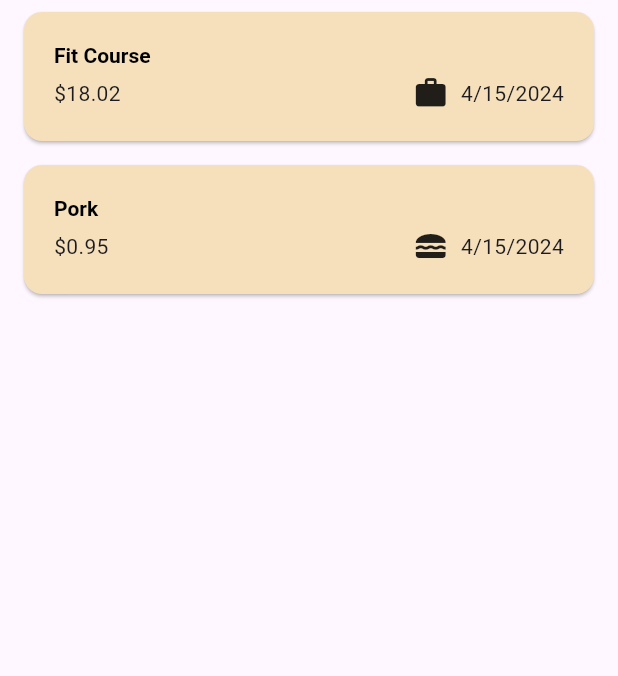
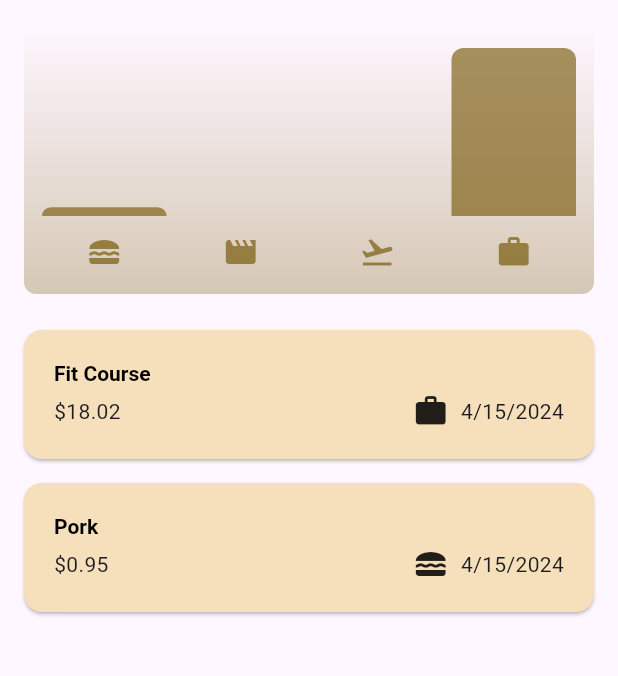
Before and after one commit to hyak4j/ExpenseTracker, a Flutter app: the screen it shows after launch, on a phone screen of 412 x 824 dp, the part 114-790 px from its top. Run offline on Flutter 3.47's test engine with Material 3 defaults, Android fonts, the phone set to English and light mode, and no system bars.

Commit message:
feat: 記帳總額分類圖表呈現

```diff
--- a/lib/model/expense_model.dart
+++ b/lib/model/expense_model.dart
@@ -33,3 +33,28 @@ class ExpenseModel {
     return formatter.format(date);
   }
 }
+
+class ExpenseBucket {
+  const ExpenseBucket({
+    required this.expenseCategory,
+    required this.expenses
+  });
+
+  // 過濾資料
+  ExpenseBucket.forCategory(List<ExpenseModel> allExpenses, this.expenseCategory)
+  : expenses = allExpenses
+              .where((expense) => expense.category == expenseCategory)
+              .toList();
+
+  final ExpenseCategory expenseCategory;
+  final List<ExpenseModel> expenses;
+
+  double get totalExpenses {
+    // 計算總額
+    double sum = 0;
+    for(final expense in expenses) {
+      sum += expense.amount;
+    }
+    return sum;
+  }
+}
--- a/lib/view/expenses_screen.dart
+++ b/lib/view/expenses_screen.dart
@@ -1,4 +1,5 @@
 import 'package:expense_tracker/view/new_expenses_screen.dart';
+import 'package:expense_tracker/widgets/chart/chart.dart';
 import 'package:expense_tracker/widgets/expenses_list/expenses_list.dart';
 import 'package:flutter/material.dart';
 import 'package:expense_tracker/model/expense_model.dart';
@@ -89,6 +90,7 @@ class _ExpensesScreenState extends State<ExpensesScreen> {
       body: Column(
         children: [
           const Text('The Chart'),
+          Chart(expenses: _registeredExpenses),
           Expanded(
             child: mainContent
           ),
--- /dev/null
+++ b/lib/widgets/chart/chart.dart
@@ -0,0 +1,95 @@
+import 'package:flutter/material.dart';
+
+import 'package:expense_tracker/widgets/chart/chart_bar.dart';
+import 'package:expense_tracker/model/expense_model.dart';
+
+class Chart extends StatelessWidget {
+  const Chart({super.key, required this.expenses});
+
+  final List<ExpenseModel> expenses;
+
+  List<ExpenseBucket> get buckets {
+    return [
+      ExpenseBucket.forCategory(expenses, ExpenseCategory.food),
+      ExpenseBucket.forCategory(expenses, ExpenseCategory.leisure),
+      ExpenseBucket.forCategory(expenses, ExpenseCategory.travel),
+      ExpenseBucket.forCategory(expenses, ExpenseCategory.work),
+    ];
+  }
+
+  double get maxTotalExpense {
+    double maxTotalExpense = 0;
+
+    for (final bucket in buckets) {
+      if (bucket.totalExpenses > maxTotalExpense) {
+        maxTotalExpense = bucket.totalExpenses;
+      }
+    }
+
+    return maxTotalExpense;
+  }
+
+  @override
+  Widget build(BuildContext context) {
+    final isDarkMode =
+        MediaQuery.of(context).platformBrightness == Brightness.dark;
+    return Container(
+      margin: const EdgeInsets.all(16),
+      padding: const EdgeInsets.symmetric(
+        vertical: 16,
+        horizontal: 8,
+      ),
+      width: double.infinity,
+      height: 180,
+      decoration: BoxDecoration(
+        borderRadius: BorderRadius.circular(8),
+        gradient: LinearGradient(
+          colors: [
+            Theme.of(context).colorScheme.primary.withOpacity(0.3),
+            Theme.of(context).colorScheme.primary.withOpacity(0.0)
+          ],
+          begin: Alignment.bottomCenter,
+          end: Alignment.topCenter,
+        ),
+      ),
+      child: Column(
+        children: [
+          Expanded(
+            child: Row(
+              crossAxisAlignment: CrossAxisAlignment.end,
+              children: [
+                for (final bucket in buckets) // alternative to map()
+                  ChartBar(
+                    fill: bucket.totalExpenses == 0
+                        ? 0
+                        : bucket.totalExpenses / maxTotalExpense,
+                  )
+              ],
+            ),
+          ),
+          const SizedBox(height: 12),
+          Row(
+            children: buckets
+                .map(
+                  (bucket) => Expanded(
+                    child: Padding(
+                      padding: const EdgeInsets.symmetric(horizontal: 4),
+                      child: Icon(
+                        categoryIcons[bucket.expenseCategory],
+                        color: isDarkMode
+                            ? Theme.of(context).colorScheme.secondary
+                            : Theme.of(context)
+                                .colorScheme
+                                .primary
+                                .withOpacity(0.7),
+                      ),
+                    ),
+                  ),
+                )
+                .toList(),
+          )
+        ],
+      ),
+    );
+  }
+}
--- /dev/null
+++ b/lib/widgets/chart/chart_bar.dart
@@ -0,0 +1,34 @@
+import 'package:flutter/material.dart';
+
+class ChartBar extends StatelessWidget {
+  const ChartBar({
+    super.key,
+    required this.fill,
+  });
+
+  final double fill;
+
+  @override
+  Widget build(BuildContext context) {
+    final isDarkMode =
+        MediaQuery.of(context).platformBrightness == Brightness.dark;
+    return Expanded(
+      child: Padding(
+        padding: const EdgeInsets.symmetric(horizontal: 4),
+        child: FractionallySizedBox(
+          heightFactor: fill, // 0 <> 1
+          child: DecoratedBox(
+            decoration: BoxDecoration(
+              shape: BoxShape.rectangle,
+              borderRadius:
+                  const BorderRadius.vertical(top: Radius.circular(8)),
+              color: isDarkMode
+                  ? Theme.of(context).colorScheme.secondary
+                  : Theme.of(context).colorScheme.primary.withOpacity(0.65),
+            ),
+          ),
+        ),
+      ),
+    );
+  }
+}
```
